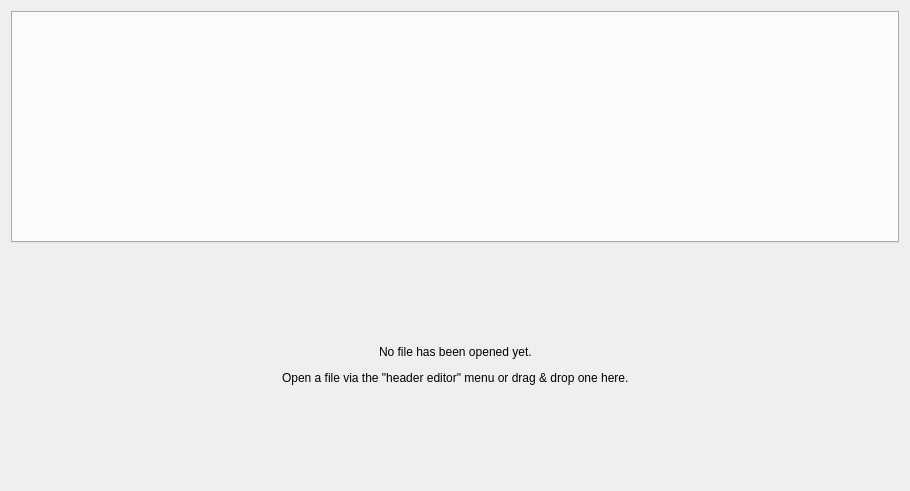
Before: the Qt Designer form src/mkvtoolnix-gui/forms/header_editor/tool.ui in jpsdr/MKVToolnix-Windows-7, drawn with Qt 5.
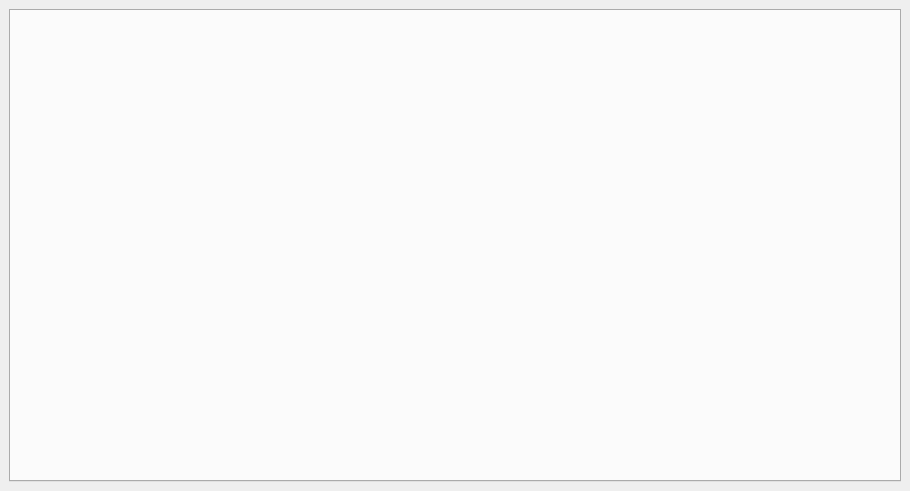
After: the same form once the commit is applied. The open tabs and pages were chosen to show the change.

Commit message: GUI: header editor: use stacked widget instead of showing/hiding pages

The edit to the form file:
```diff
--- a/src/mkvtoolnix-gui/forms/header_editor/tool.ui
+++ b/src/mkvtoolnix-gui/forms/header_editor/tool.ui
@@ -16,20 +16,26 @@
   <property name="windowTitle">
    <string>Form</string>
   </property>
+  <layout class="QVBoxLayout" name="verticalLayout_3">
+   <property name="leftMargin">
+    <number>0</number>
+   </property>
+   <property name="topMargin">
+    <number>0</number>
+   </property>
+   <property name="rightMargin">
+    <number>0</number>
+   </property>
+   <property name="bottomMargin">
+    <number>0</number>
+   </property>
+   <item>
+    <widget class="QStackedWidget" name="stack">
+     <property name="currentIndex">
+      <number>0</number>
+     </property>
+     <widget class="QWidget" name="noFilesPage">
   <layout class="QVBoxLayout" name="verticalLayout_2">
-   <item>
-    <widget class="QTabWidget" name="headerEditors">
-     <property name="currentIndex">
-      <number>-1</number>
-     </property>
-     <property name="tabsClosable">
-      <bool>true</bool>
-     </property>
-     <property name="movable">
-      <bool>true</bool>
-     </property>
-    </widget>
-   </item>
    <item>
     <widget class="QWidget" name="noFileOpened" native="true">
      <layout class="QVBoxLayout" name="verticalLayout">
@@ -134,6 +140,27 @@
        </spacer>
       </item>
      </layout>
+        </widget>
+       </item>
+      </layout>
+     </widget>
+     <widget class="QWidget" name="editorsPage">
+      <layout class="QVBoxLayout" name="verticalLayout_4">
+       <item>
+        <widget class="QTabWidget" name="headerEditors">
+         <property name="currentIndex">
+          <number>-1</number>
+         </property>
+         <property name="tabsClosable">
+          <bool>true</bool>
+         </property>
+         <property name="movable">
+          <bool>true</bool>
+         </property>
+        </widget>
+       </item>
+      </layout>
+     </widget>
     </widget>
    </item>
   </layout>
```
Lines whose indentation alone changed are shown as unchanged. The commit also changes 5 other files.
